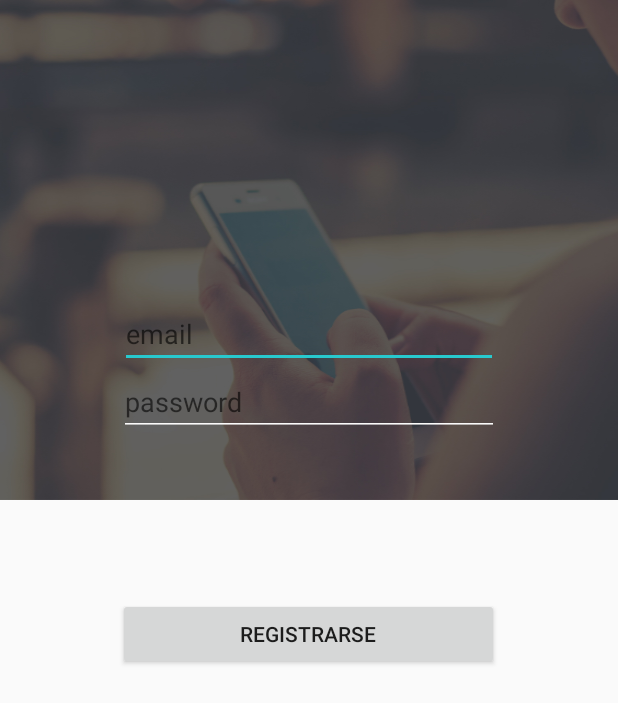
After one commit to EmmanuelSkapple/Bebat-Tehuchitlan-Android, an Android app: the Registro screen opened directly, with no data from a screen before it, on a phone screen of 412 x 824 dp. The commit adds this screen. Shown: the top 703 px of the screen. Run offline under Robolectric (Android 15) with nearby library versions, the phone set to English and light mode, and no system bars; our stand-ins replace Firebase (no records; nobody signed in at launch, a user with empty details on screens opened directly).

Commit message:
resuelto porblema con login y de versiones de java

```diff
--- /dev/null
+++ b/app/src/main/java/com/example/adan/teuchitlan/Registro.java
@@ -0,0 +1,75 @@
+package com.example.adan.teuchitlan;
+
+import android.support.annotation.NonNull;
+import android.support.v7.app.AppCompatActivity;
+import android.os.Bundle;
+import android.util.Log;
+import android.view.View;
+import android.widget.EditText;
+import android.widget.Toast;
+
+import com.google.android.gms.tasks.OnCompleteListener;
+import com.google.android.gms.tasks.Task;
+import com.google.firebase.auth.AuthResult;
+import com.google.firebase.auth.FirebaseAuth;
+import com.google.firebase.auth.FirebaseUser;
+
+public class Registro extends AppCompatActivity implements View.OnClickListener {
+
+    EditText email;
+    EditText pass;
+    FirebaseAuth mAuth;
+    @Override
+    protected void onCreate(Bundle savedInstanceState) {
+        super.onCreate(savedInstanceState);
+        setContentView(R.layout.activity_registro);
+        getSupportActionBar().hide();
+        mAuth = FirebaseAuth.getInstance();
+        findViewById(R.id.btnregistro).setOnClickListener(this);
+        email=(EditText)findViewById(R.id.emailTxt);
+        pass=(EditText)findViewById(R.id.passTxt);
+
+    }
+
+    @Override
+    public void onClick(View view) {
+        int i=view.getId();
+        if(i==R.id.btnregistro){//login
+            if(!email.getText().toString().isEmpty()&&!pass.getText().toString().isEmpty()) {
+                String Correo = email.getText().toString();
+                String password = pass.getText().toString();
+                Registrar(Correo, password);
+            }
+            else{
+                Toast.makeText(Registro.this, "Llena los campos correctamente", Toast.LENGTH_SHORT).show();
+
+            }
+        }
+    }
+
+    public void Registrar(String email, String password) {
+
+        mAuth.createUserWithEmailAndPassword(email,password).
+
+                addOnCompleteListener(this,new OnCompleteListener<AuthResult>() {
+                    @Override
+                    public void onComplete (@NonNull Task< AuthResult > task) {
+                        if (task.isSuccessful()) {
+                            // Sign in success, update UI with the signed-in user's information
+                            Log.d("ccc", "createUserWithEmail:success");
+                            Toast.makeText(Registro.this, "Registrado correctamente",Toast.LENGTH_SHORT).show();
+                            FirebaseUser user = mAuth.getCurrentUser();
+
+                        } else {
+                            // If sign in fails, display a message to the user.
+                            Log.w("ccc", "createUserWithEmail:failure", task.getException());
+                            Toast.makeText(Registro.this, "Authentication failed.",
+                                    Toast.LENGTH_SHORT).show();
+
+                        }
+
+                        // ...
+                    }
+                });
+    }
+}
--- /dev/null
+++ b/app/src/main/res/layout/activity_registro.xml
@@ -0,0 +1,63 @@
+<?xml version="1.0" encoding="utf-8"?>
+<android.support.constraint.ConstraintLayout xmlns:android="http://schemas.android.com/apk/res/android"
+    xmlns:app="http://schemas.android.com/apk/res-auto"
+    xmlns:tools="http://schemas.android.com/tools"
+    android:layout_width="match_parent"
+    android:layout_height="match_parent"
+    tools:context="com.example.adan.teuchitlan.Registro">
+
+    <RelativeLayout
+        android:layout_width="match_parent"
+        android:layout_height="wrap_content"
+        android:layout_margin="0dp"
+        android:padding="0dp">
+        <LinearLayout
+            android:layout_width="match_parent"
+            android:layout_height="wrap_content"
+            android:id="@+id/cajas"
+            android:background="@mipmap/backgroundimagen"
+            android:paddingTop="200dp"
+            android:orientation="vertical">
+
+            <EditText
+                android:id="@+id/emailTxt"
+                android:layout_width="252dp"
+                android:layout_height="wrap_content"
+                android:ems="10"
+                android:hint="email"
+                android:textColor="#F2F2F2"
+                android:theme="@style/colorBlancoAzul"
+                android:layout_gravity="center_horizontal"
+                android:inputType="textEmailAddress"
+                tools:layout_editor_absoluteX="66dp"
+                tools:layout_editor_absoluteY="232dp" />
+
+            <EditText
+                android:id="@+id/passTxt"
+                android:layout_width="253dp"
+                android:layout_height="wrap_content"
+                android:layout_gravity="center_horizontal"
+                android:ems="10"
+                android:textColor="#F2F2F2"
+                android:theme="@style/colorBlancoAzul"
+                android:hint="password"
+                android:inputType="textPassword"
+                tools:layout_editor_absoluteX="66dp"
+                tools:layout_editor_absoluteY="319dp"/>
+        </LinearLayout>
+
+        <Button
+            android:id="@+id/btnregistro"
+            android:layout_width="254dp"
+            android:layout_height="wrap_content"
+            android:text="Registrarse"
+            android:gravity="center"
+            android:layout_centerHorizontal="true"
+            android:layout_centerVertical="true"
+            android:layout_marginTop="65dp"
+            android:layout_below="@id/cajas"
+            />
+    </RelativeLayout>
+
+
+</android.support.constraint.ConstraintLayout>
--- a/app/src/main/res/values/colors.xml
+++ b/app/src/main/res/values/colors.xml
@@ -3,4 +3,5 @@
     <color name="colorPrimary">#3F51B5</color>
     <color name="colorPrimaryDark">#303F9F</color>
     <color name="colorAccent">#FF4081</color>
+    <color name="blancoFondo">#FAFAFA</color>
 </resources>
--- a/app/src/main/res/values/strings.xml
+++ b/app/src/main/res/values/strings.xml
@@ -3,6 +3,9 @@
 
     <string name="navigation_drawer_open">Open navigation drawer</string>
     <string name="navigation_drawer_close">Close navigation drawer</string>
-
+    <string name="item_beacon">"At vero eos et accusamus et iusto odio dignissimos ducimus qui blanditiis praesentium voluptatum deleniti atque corrupti quos dolores et quas molestias excepturi sint occaecati cupiditate non provident, similique sunt in culpa qui officia deserunt mollitia animi, id est laborum et dolorum fuga. Et harum quidem
+       </string>
+    <string name="facebook_app_id">171352023496511</string>
+    <string name="fb_login_protocol_scheme">fb171352023496511</string>
     <string name="action_settings">Settings</string>
 </resources>
--- a/app/src/main/res/values/styles.xml
+++ b/app/src/main/res/values/styles.xml
@@ -6,6 +6,11 @@
         <item name="colorPrimary">@color/colorPrimary</item>
         <item name="colorPrimaryDark">@color/colorPrimaryDark</item>
         <item name="colorAccent">@color/colorAccent</item>
+    </style>
+    <style name="colorBlancoAzul" parent="Theme.AppCompat.Light">
+        <item name="colorControlNormal">@color/blancoFondo</item>
+        <item name="colorControlActivated">#28C9CE</item>
+        <item name="android:textColorHighlight">#F90003</item>
     </style>
 
     <style name="AppTheme.NoActionBar">
--- a/build.gradle
+++ b/build.gradle
@@ -19,9 +19,8 @@ allprojects {
     repositories {
         google()
         jcenter()
-        maven {
-            url "https://maven.google.com" // Google's Maven repository
-        }
+        mavenCentral()
+
     }
 }
 
```
Also changed, not shown: app/build.gradle (+10 -5 lines), app/src/main/AndroidManifest.xml (+29 -6 lines), app/src/main/java/com/example/adan/teuchitlan/Login.java (added, +184 -0 lines), app/src/main/res/layout/activity_login.xml (added, +82 -0 lines), app/src/main/res/layout/content_beacon_actual.xml (+132 -17 lines), app/src/main/res/drawable/backgroundimagen.jpg (added), app/src/main/res/drawable/backgroundimagen2.jpg (added), app/src/main/res/drawable/mazamitla.jpg (added), app/src/main/res/mipmap-xxxhdpi/backgroundimagen.jpg (added), app/src/main/res/mipmap-xxxhdpi/backgroundimagen2.jpg (added).
